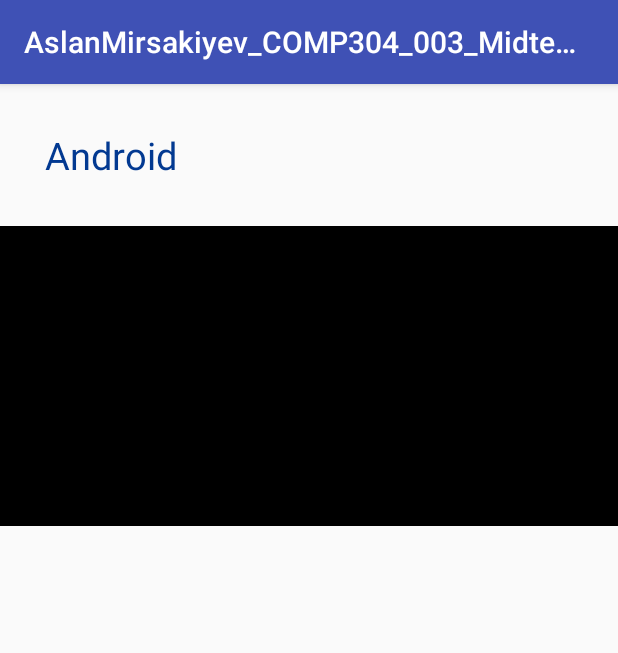
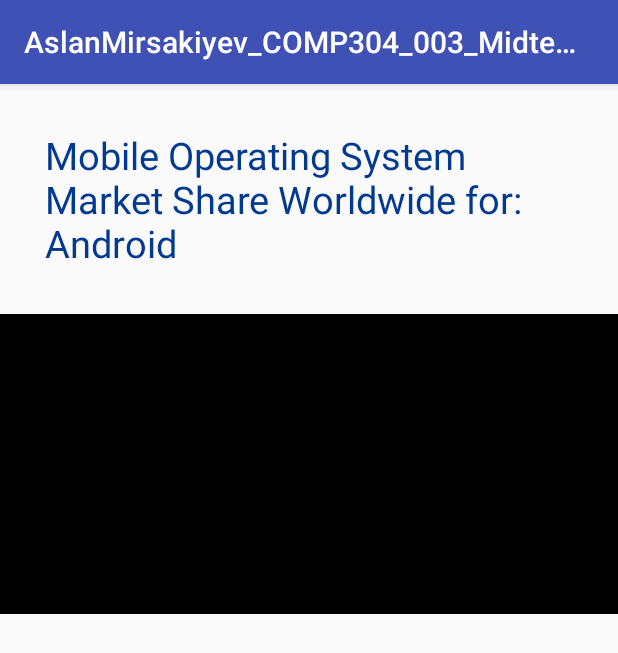
Before and after one commit to mirsakiyev/COMP-304, an Android app: the screen it shows after launch (DrawingActivity), after a tap on an icon or button, on a phone screen of 412 x 824 dp. Shown: the top 653 px of the screen. Run offline under Robolectric (Android 15) with nearby library versions, the phone set to English and light mode, and no system bars.

Commit message:
final commit

```diff
--- a/AslanMirsakiyev_COMP304_003_Midterm/app/src/main/java/com/example/aslanmr/aslanmirsakiyev_comp304_003_midterm/DrawingActivity.java
+++ b/AslanMirsakiyev_COMP304_003_Midterm/app/src/main/java/com/example/aslanmr/aslanmirsakiyev_comp304_003_midterm/DrawingActivity.java
@@ -1,7 +1,18 @@
 package com.example.aslanmr.aslanmirsakiyev_comp304_003_midterm;
 
+/*
+ * Aslan Mirsakiyev
+ * Midterm Test
+ * 22 June , 2018
+ */
+
+import android.graphics.Bitmap;
+import android.graphics.Canvas;
+import android.graphics.Color;
+import android.graphics.Paint;
 import android.support.v7.app.AppCompatActivity;
 import android.os.Bundle;
+import android.widget.ImageView;
 import android.widget.TextView;
 
 import org.w3c.dom.Text;
@@ -10,6 +21,11 @@ public class DrawingActivity extends AppCompatActivity {
 
 
     String selectedOs;
+    ImageView imageView;
+    Paint paint;
+    Bitmap bitmap;
+    Canvas canvas;
+
 
     @Override
     protected void onCreate(Bundle savedInstanceState) {
@@ -18,8 +34,49 @@ public class DrawingActivity extends AppCompatActivity {
 
         selectedOs=getIntent().getStringExtra("SelectedOS");
 
-        TextView market=findViewById(R.id.marketTxt);
-        market.setText(selectedOs);
+        TextView labelTxt=findViewById(R.id.marketTxt);
+        labelTxt.setText("Mobile Operating System Market Share Worldwide for: "+selectedOs);
+
+
+        paint=new Paint();
+
+
+
+
+        imageView=findViewById(R.id.graphImgageView);
+
+        int width=(int) getResources().getDimension(R.dimen.img_width);
+        int height=(int) getResources().getDimension(R.dimen.img_height);
+
+        bitmap=Bitmap.createBitmap(width,height, Bitmap.Config.ARGB_8888);
+        canvas=new Canvas(bitmap);
+
+        canvas.drawColor(Color.BLACK);
+
+        imageView.setImageBitmap(bitmap);
+
+        imageView.draw(canvas);
+
+
+
+        // draw lines on canvas - couldnt implement this feature, due time limits
+        // TODO: use values from dimens
+
+        if (selectedOs=="Android")
+        {
+            canvas.drawLine(10,10,2000,10,paint);
+            paint.setStrokeWidth(10);
+            paint.setColor(Color.GREEN);
+        }
+
+        if (selectedOs=="iOS")
+        {
+            canvas.drawLine(10,10,2000,10,paint);
+            paint.setStrokeWidth(10);
+            paint.setColor(Color.GRAY);
+        }
+
+
 
     }
 }
--- a/AslanMirsakiyev_COMP304_003_Midterm/app/src/main/java/com/example/aslanmr/aslanmirsakiyev_comp304_003_midterm/MainActivity.java
+++ b/AslanMirsakiyev_COMP304_003_Midterm/app/src/main/java/com/example/aslanmr/aslanmirsakiyev_comp304_003_midterm/MainActivity.java
@@ -1,4 +1,10 @@
 package com.example.aslanmr.aslanmirsakiyev_comp304_003_midterm;
+
+/*
+ * Aslan Mirsakiyev
+ * Midterm Test
+ * 22 June , 2018
+ */
 
 import android.content.Intent;
 import android.support.v7.app.AppCompatActivity;
--- a/AslanMirsakiyev_COMP304_003_Midterm/app/src/main/res/layout/activity_drawing.xml
+++ b/AslanMirsakiyev_COMP304_003_Midterm/app/src/main/res/layout/activity_drawing.xml
@@ -17,6 +17,7 @@
         android:textColor="@color/darkBlue"/>
 
     <ImageView
+        android:id="@+id/graphImgageView"
         android:layout_width="800dp"
         android:layout_height="200dp"
         app:srcCompat="@android:color/black"/>
--- /dev/null
+++ b/AslanMirsakiyev_COMP304_003_Midterm/app/src/main/res/values/dimens.xml
@@ -0,0 +1,5 @@
+<?xml version="1.0" encoding="utf-8"?>
+<resources>
+    <dimen name="img_height">200px</dimen>
+    <dimen name="img_width">800px</dimen>
+</resources>
```
